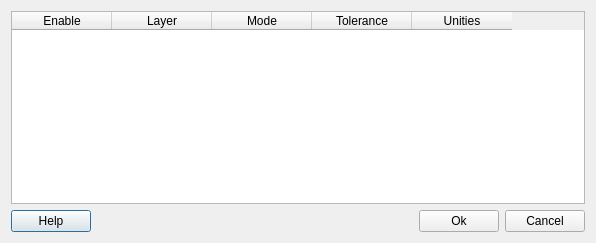
Above: src/terralib/edit/qt/ui/SnapOptionsDialogForm.ui from claudiobogossian/terralib5 before the change. Below: the same form after it.
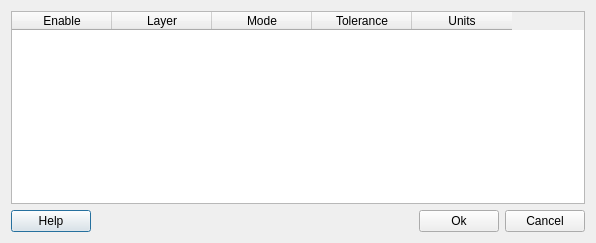
That is the form after the change.

```diff
--- a/src/terralib/edit/qt/ui/SnapOptionsDialogForm.ui
+++ b/src/terralib/edit/qt/ui/SnapOptionsDialogForm.ui
@@ -40,7 +40,7 @@
        </column>
        <column>
         <property name="text">
-         <string>Unities</string>
+         <string>Units</string>
         </property>
        </column>
       </widget>
```
Left out of the diff: 2 changed lines with no effect on the pictures.
